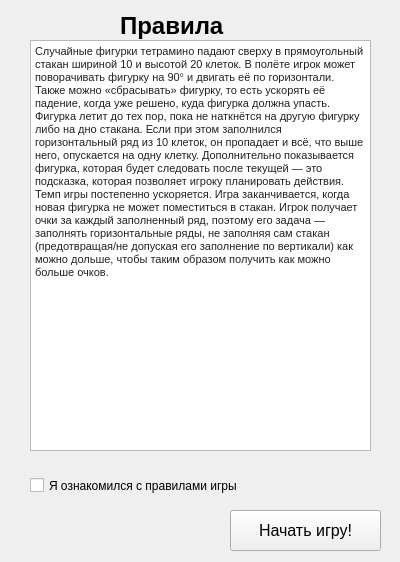
Before: the Qt Designer form config_file/Rules.ui in danielsteblev/Tetris, drawn with Qt 5.
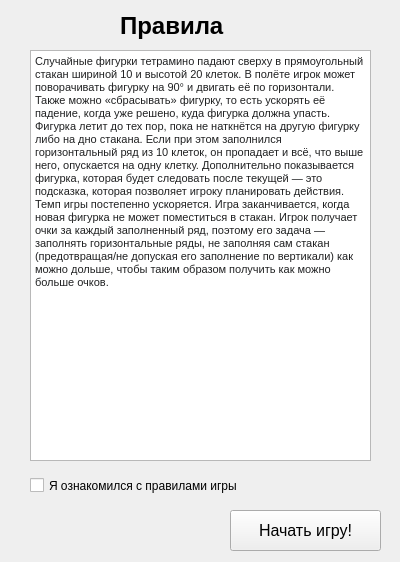
After: the same form once the commit is applied.

Commit message: Сlear code.

Diff of the .ui file:
```diff
--- a/config_file/Rules.ui
+++ b/config_file/Rules.ui
@@ -38,7 +38,7 @@
    <property name="geometry">
     <rect>
      <x>30</x>
-     <y>40</y>
+     <y>50</y>
      <width>341</width>
      <height>411</height>
     </rect>
```
